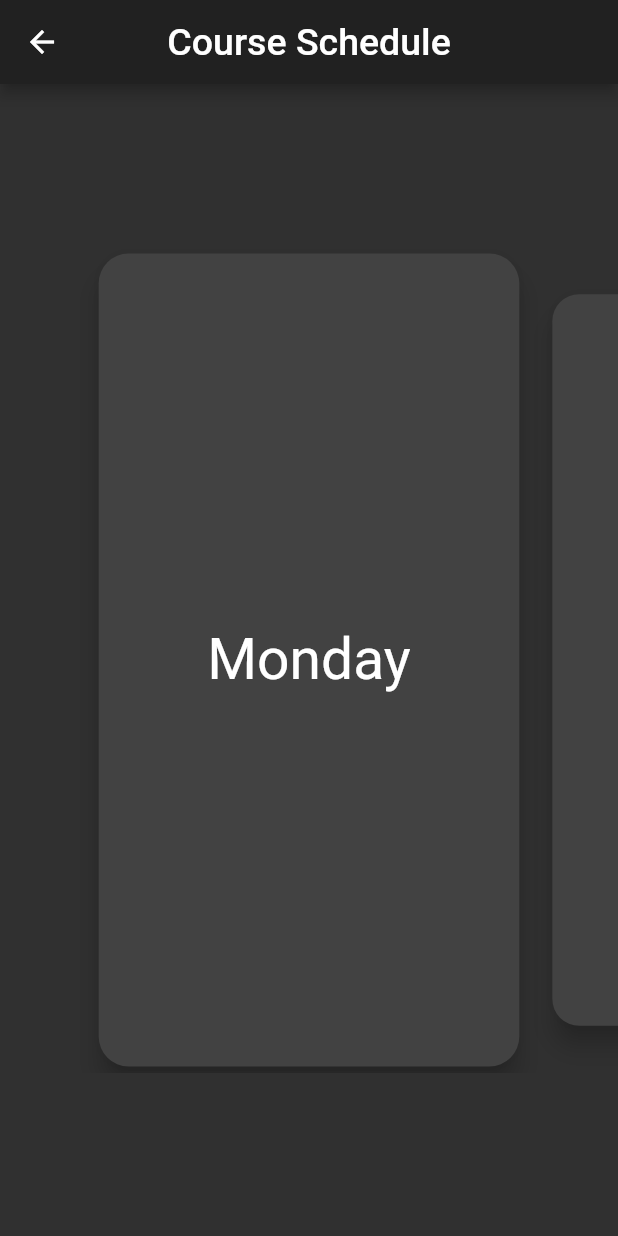
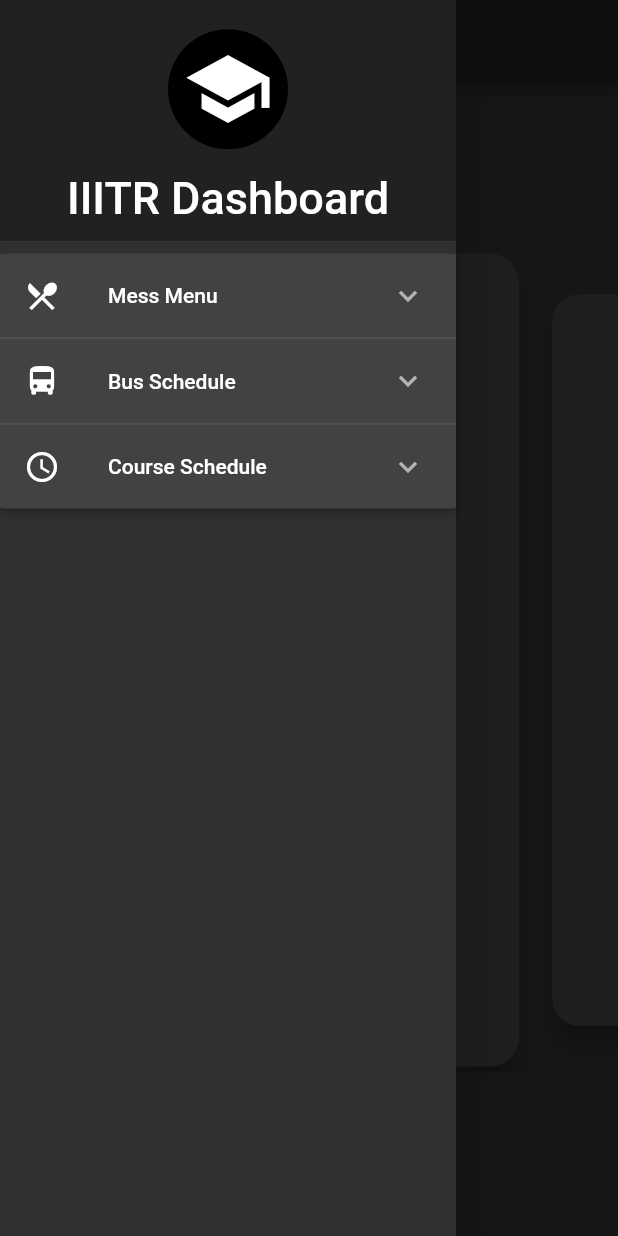
Before and after one commit to Codesoc-IIITR/IIITR, a Flutter app: the CourseSchedule screen opened by its route, with the side drawer open (before the commit the screen has no drawer), on a phone screen of 412 x 824 dp. Run offline on Flutter 3.47's test engine with Material 2 defaults, Android fonts, the phone set to English and light mode, and no system bars; drawn by our look-alikes of flip_card; our stand-ins replace flutter_spinkit.

Commit message:
made seperate file for drawer partially ready mess_menu_screen.dart

```diff
--- a/lib/course_schedule.dart
+++ b/lib/course_schedule.dart
@@ -1,5 +1,6 @@
 import 'package:flutter/material.dart';
 import 'package:flip_card/flip_card.dart';
+import 'package:iiitr/my_drawer.dart';
 
 //void main() => runApp(new MyApp());
 
@@ -33,6 +34,7 @@ class _CourseScheduleState extends State<CourseSchedule> {
   @override
   Widget build(BuildContext context) {
     return new Scaffold(
+      drawer: MyDrawer(),
      // backgroundColor:Colors.black,
       appBar: AppBar(title: new Text("Course Schedule", style: TextStyle(fontSize: 25.0),),
        // backgroundColor:Colors.black,
--- a/lib/main.dart
+++ b/lib/main.dart
@@ -1,5 +1,6 @@
 import 'package:flutter/material.dart';
 import 'package:iiitr/course_schedule.dart';
+import 'package:iiitr/mess_menu_screen.dart';
 import 'home_page.dart';
 import 'splash_screen.dart';
 
@@ -16,10 +17,12 @@ class MyApp extends StatelessWidget {
       title: 'Flutter Demo',
       theme: ThemeData.dark(),
       initialRoute: SplashScreen.id,
+     // initialRoute: MessMenuScreen.id,
       routes: {
         SplashScreen.id: (context) => SplashScreen(),
         HomePage.id: (context) => HomePage(),
         CourseSchedule.id: (context) => CourseSchedule(),
+        MessMenuScreen.id: (context) => MessMenuScreen(),
       },
       //home: HomePage(),
     );
--- /dev/null
+++ b/lib/my_drawer.dart
@@ -0,0 +1,220 @@
+import 'package:flutter/material.dart';
+import 'package:iiitr/mess_menu_screen.dart';
+
+import 'course_schedule.dart';
+import 'drawer_items.dart';
+
+class MyDrawer extends StatefulWidget {
+
+
+  @override
+  _MyDrawerState createState() => _MyDrawerState();
+}
+
+class _MyDrawerState extends State<MyDrawer> {
+  List<DrawerItem> drawerItems;
+
+  List<DrawerItem> getDrawerItemList(BuildContext context)
+  {
+    List<DrawerItem> drawerItems = [
+      DrawerItem(
+        heading: 'Mess Menu',
+        leadingIcon: Icon(
+          Icons.restaurant_menu,
+        ),
+        body: Column(
+          children: <Widget>[
+            ListTile(
+              onTap: (){
+                Navigator.pop(context);
+                Navigator.pushNamed(context, MessMenuScreen.id) ;
+              },
+              title: Text(
+                'UDH',
+              ),
+            ),
+            ListTile(
+              onTap: (){
+                Navigator.pop(context);
+                Navigator.pushNamed(context, MessMenuScreen.id) ;
+              },
+              title: Text(
+                'LDH',
+              ),
+            ),
+
+          ],
+        ),
+        isExpanded: false,
+      ),
+      DrawerItem(
+        heading: 'Bus Schedule',
+        leadingIcon: Icon(
+          Icons.directions_bus,
+        ),
+        body: Column(
+          children: <Widget>[
+            ListTile(
+              title: Text(
+                'Lingampally',
+              ),
+            ),
+            ListTile(
+              title: Text(
+                'Sangareddy',
+              ),
+            ),
+            ListTile(
+              title: Text(
+                'Main Gate',
+              ),
+            ),
+
+          ],
+        ),
+        isExpanded: false,
+      ),
+//    DrawerItem(
+//      heading: 'Announcement',
+//      leadingIcon: Icon(
+//        Icons.announcement,
+//      ),
+//      isExpanded: false,
+//    ),
+      DrawerItem(
+        heading: 'Course Schedule',
+        leadingIcon: Icon(
+          Icons.schedule,
+        ),
+        body:  Column(
+          children: <Widget>[
+            ListTile(
+              onTap: (){
+                Navigator.pop(context);
+                Navigator.pushNamed(context, CourseSchedule.id) ;
+              },
+              title: Text(
+                'First Year',
+              ),
+            ),
+            ListTile(
+              onTap: (){
+                Navigator.pop(context);
+                Navigator.pushNamed(context, CourseSchedule.id) ;
+              },
+              title: Text(
+                'Second Year',
+              ),
+            ),
+            ListTile(
+              onTap: (){
+                Navigator.pop(context);
+                Navigator.pushNamed(context, CourseSchedule.id) ;
+              },
+              title: Text(
+                'Third Year',
+              ),
+            ),
+            ListTile(
+              onTap: (){
+                Navigator.pop(context);
+                Navigator.pushNamed(context, CourseSchedule.id) ;
+              },
+              title: Text(
+                'Fourth Year',
+              ),
+            ),
+
+          ],
+        ),
+        isExpanded: false,
+      ),
+
+    ];
+    return drawerItems;
+  }
+  @override
+  void initState() {
+    drawerItems = getDrawerItemList(context);
+    super.initState();
+  }
+  @override
+  Widget build(BuildContext context) {
+    return  Drawer(
+      child: ListView(
+        children: <Widget>[
+          DrawerHeader(
+            decoration: BoxDecoration(
+              color: Theme.of(context).primaryColor,
+            ),
+            child: Column(
+              mainAxisAlignment: MainAxisAlignment.center,
+              crossAxisAlignment: CrossAxisAlignment.center,
+              children: <Widget>[
+                SizedBox(
+                  width: double.infinity,
+                ),
+                CircleAvatar(
+                  child: Icon(
+                    Icons.school,
+                    size: 60.0,
+                  ),
+                  // backgroundImage: AssetImage('images/temporary_logo.png'),
+                  radius: 40.0,
+                ),
+                SizedBox(
+                  height: 15.0,
+                ),
+                Text(
+                  'IIITR Dashboard',
+                  style: TextStyle(
+                    fontSize: 30.0,
+                  ),
+                ),
+              ],
+            ),
+
+          ),
+//            Card(
+//              color: Theme.of(context).backgroundColor,
+//              child: ListTile(
+//                title: Text(
+//                  'Announcement',
+//                ),
+//                leading: Icon(
+//                  Icons.announcement,
+//                ),
+//                trailing: Icon(
+//                  Icons.arrow_forward_ios,
+//                  size: 15.0,
+//                ),
+//              ),
+//            ),
+          ExpansionPanelList(
+            expansionCallback: (int index,bool isExpanded){
+              setState(() {
+                drawerItems[index].isExpanded = !isExpanded;
+              });
+            },
+            children: drawerItems.map((DrawerItem item){
+              return  ExpansionPanel(
+                headerBuilder: (BuildContext context,bool isExpanded){
+                  return ListTile(
+                    leading: item.leadingIcon,
+                    title: Text(
+                      item.heading,
+                    ),
+                  );
+                },
+                body: item.body,
+                isExpanded: item.isExpanded,
+              );
+
+            }).toList(),
+          ),
+
+        ],
+      ),
+    );
+  }
+}
--- a/pubspec.yaml
+++ b/pubspec.yaml
@@ -29,6 +29,7 @@ dependencies:
   # Use with the CupertinoIcons class for iOS style icons.
   cupertino_icons: ^0.1.3
   flip_card: ^0.4.4
+  flutter_spinkit: "^4.1.2"
 
 dev_dependencies:
   flutter_test:
```
Also changed, not shown: lib/home_page.dart (+5 -192 lines), lib/mess_menu_screen.dart (added, +107 -0 lines), lib/splash_screen.dart (+24 -17 lines), pubspec.lock, 1 other file.
